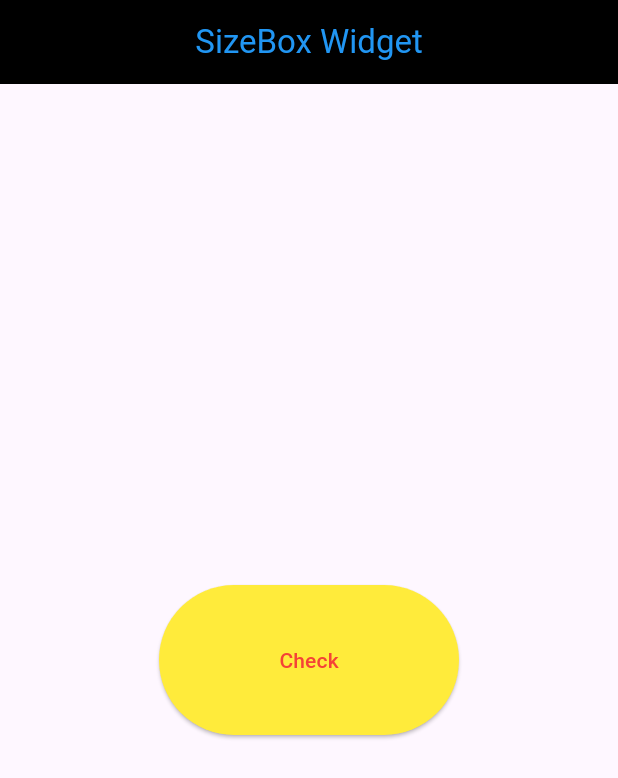
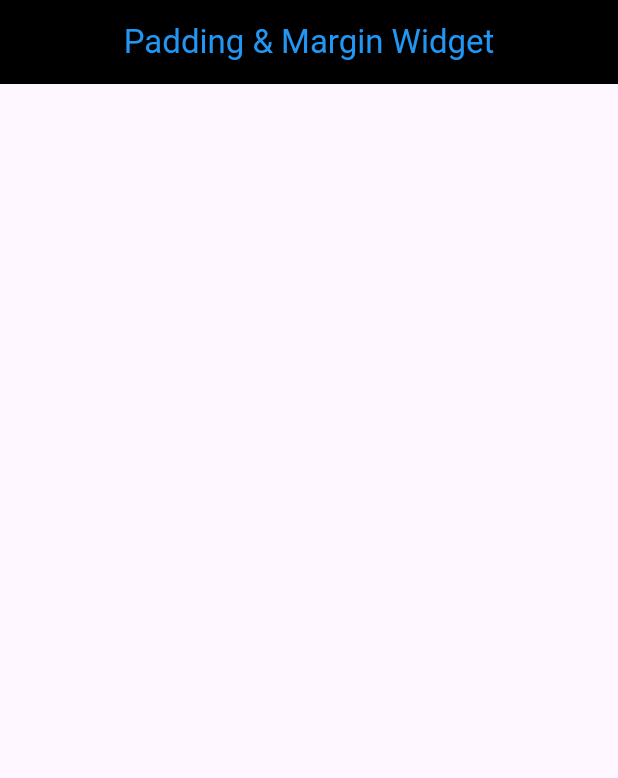
Before and after one commit to Mahafujmr/flutter_all_weiget_practice, a Flutter app: the screen it shows after launch, on a phone screen of 412 x 824 dp. Shown: the top 778 px of the screen. Run offline on Flutter 3.47's test engine with Material 3 defaults, Android fonts, the phone set to English and light mode, and no system bars.

Commit message:
flutter sizebox widget

```diff
--- a/lib/layout_widgets/column.widget.dart
+++ b/lib/layout_widgets/column.widget.dart
@@ -14,7 +14,7 @@ class ColumnWidget extends StatelessWidget {
         ),
         centerTitle: true,
       ),
-      body: Container(
+      body: SizedBox(
         width: 300,
         child: Column(
           /*
--- /dev/null
+++ b/lib/layout_widgets/padding_margin_widget.dart
@@ -0,0 +1,19 @@
+// flutter padding margin widget practice
+import 'package:flutter/material.dart';
+
+class PaddingMarginWidget extends StatelessWidget {
+  const PaddingMarginWidget({super.key});
+  @override
+  Widget build(BuildContext context) {
+    return Scaffold(
+      appBar: AppBar(
+        backgroundColor: Colors.black,
+        title: Text(
+          'Padding & Margin Widget',
+          style: TextStyle(fontSize: 22, color: Colors.blue),
+        ),
+        centerTitle: true,
+      ),
+    );
+  }
+}
--- a/lib/layout_widgets/sizedbox_widget.dart
+++ b/lib/layout_widgets/sizedbox_widget.dart
@@ -15,6 +15,7 @@ class SizedboxWidget extends StatelessWidget {
         centerTitle: true,
       ),
       body: Center(
+        // use sizedbox -control height and widht form child widget
         child: SizedBox(
           height: 100,
           width: 200,
--- a/lib/main.dart
+++ b/lib/main.dart
@@ -1,4 +1,5 @@
 import 'package:flutter/material.dart';
+import 'package:flutter_all_widget_practice/layout_widgets/padding_margin_widget.dart';
 import 'package:flutter_all_widget_practice/layout_widgets/sizedbox_widget.dart';
 
 void main() {
@@ -26,7 +27,7 @@ class MyApp extends StatelessWidget {
 
       // builder is call back function
       //builder: (context, child) => ,
-      home: SizedboxWidget(),
+      home: PaddingMarginWidget(),
     );
   }
 }
```
